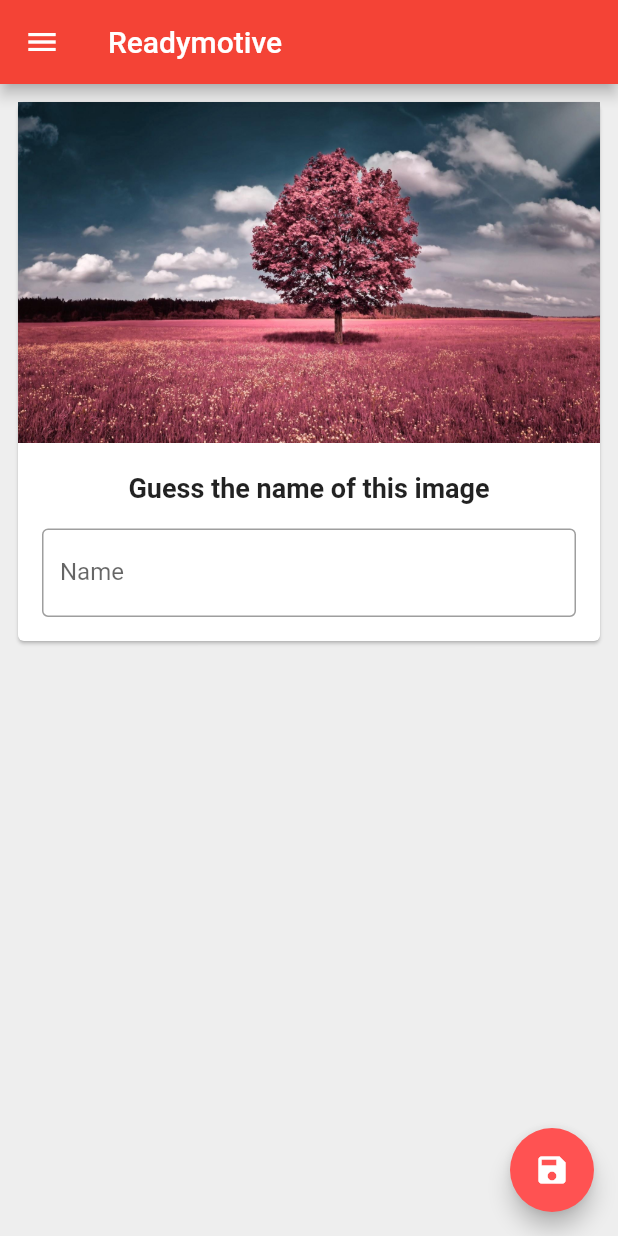
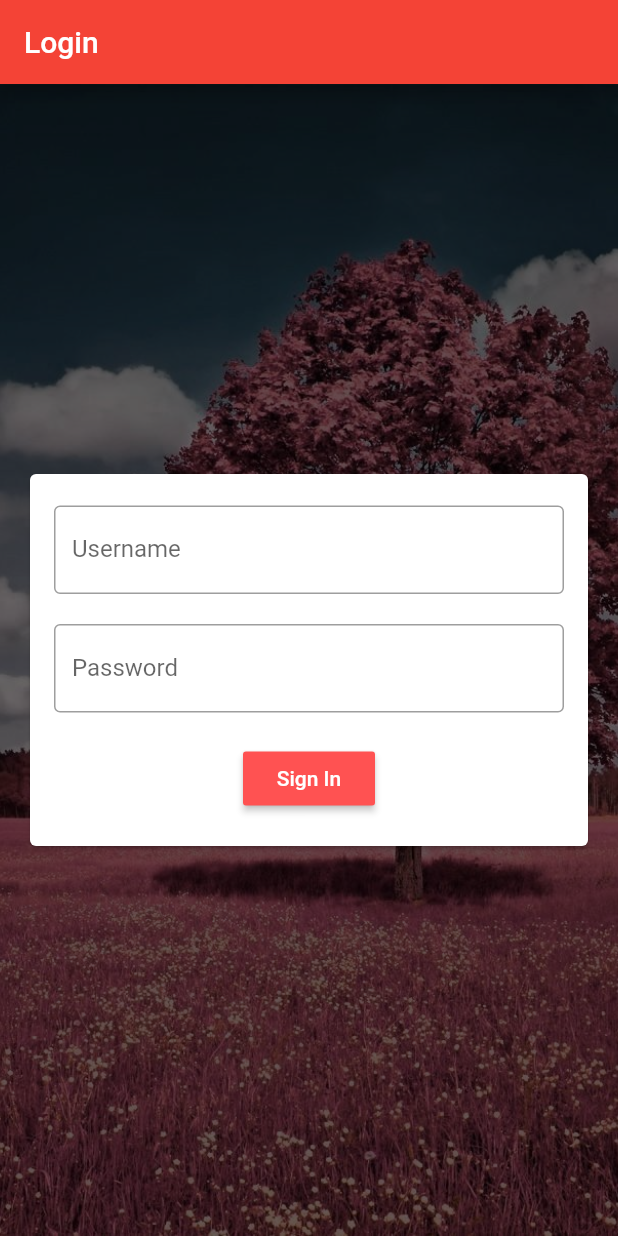
Before and after one commit to DoDoxD1/flutter-app, a Flutter app: the screen it shows after launch, on a phone screen of 412 x 824 dp. Run offline on Flutter 3.47's test engine with Material 2 defaults, Android fonts, the phone set to English and light mode, and no system bars.

```diff
--- a/lib/bg_image.dart
+++ b/lib/bg_image.dart
@@ -7,6 +7,8 @@ class BgImage extends StatelessWidget {
     return Image.asset(
       "assets/nature.jpg",
       fit: BoxFit.cover,
+      color: Colors.black.withOpacity(0.6),
+      colorBlendMode: BlendMode.darken,
     );
   }
 }
--- /dev/null
+++ b/lib/form.dart
@@ -0,0 +1,62 @@
+import 'package:flutter/material.dart';
+import 'package:flutter_app/pages/homepage.dart';
+
+class MyForm extends StatelessWidget {
+  @override
+  Widget build(BuildContext context) {
+    return Padding(
+      padding: const EdgeInsets.all(16.0),
+      child: Center(
+        child: SingleChildScrollView(
+          child: Card(
+            child: Padding(
+              padding: const EdgeInsets.all(16.0),
+              child: Column(
+                children: [
+                  SizedBox(
+                    height: 5,
+                  ),
+                  Form(
+                      child: Column(
+                        children: [
+                          TextFormField(
+                              decoration: InputDecoration(
+                                hintText: "Enter user name",
+                                labelText: "Username",
+                                border: OutlineInputBorder(),
+                              )),
+                          SizedBox(
+                            height: 20,
+                          ),
+                          TextFormField(
+                              obscureText: true,
+                              decoration: InputDecoration(
+                                hintText: "Enter password",
+                                labelText: "Password",
+                                border: OutlineInputBorder(),
+                              )),
+                        ],
+                      )),
+                  SizedBox(
+                    height: 20,
+                  ),
+                  RaisedButton(
+                    onPressed: () {
+                      Navigator.pushNamed(context, "/home");
+                    },
+                    child: Text("Sign In"),
+                    color: Colors.redAccent,
+                    textColor: Colors.white,
+                  ),
+                  SizedBox(
+                    height: 5,
+                  ),
+                ],
+              ),
+            ),
+          ),
+        ),
+      ),
+    );
+  }
+}
--- /dev/null
+++ b/lib/pages/loginpage.dart
@@ -0,0 +1,30 @@
+import 'package:flutter/material.dart';
+import 'package:flutter_app/bg_image.dart';
+
+import '../form.dart';
+
+class LoginPage extends StatefulWidget {
+  @override
+  State<LoginPage> createState() => _LoginPageState();
+}
+
+class _LoginPageState extends State<LoginPage> {
+  final userNameController = TextEditingController();
+  final passwordController = TextEditingController();
+
+  @override
+  Widget build(BuildContext context) {
+    return Scaffold(
+      appBar: AppBar(
+        title: Text("Login"),
+      ),
+      body: Stack(
+        fit: StackFit.expand,
+        children: [
+          BgImage(),
+          MyForm(),
+        ],
+      ),
+    );
+  }
+}
--- a/pubspec.yaml
+++ b/pubspec.yaml
@@ -34,6 +34,7 @@ dependencies:
   # The following adds the Cupertino Icons font to your application.
   # Use with the CupertinoIcons class for iOS style icons.
   cupertino_icons: ^1.0.2
+  http: ^0.13.4
 
 dev_dependencies:
   flutter_test:
```
Also changed, not shown: lib/main.dart (+6 -1 lines), lib/pages/homepage.dart (+28 -6 lines), pubspec.lock.
